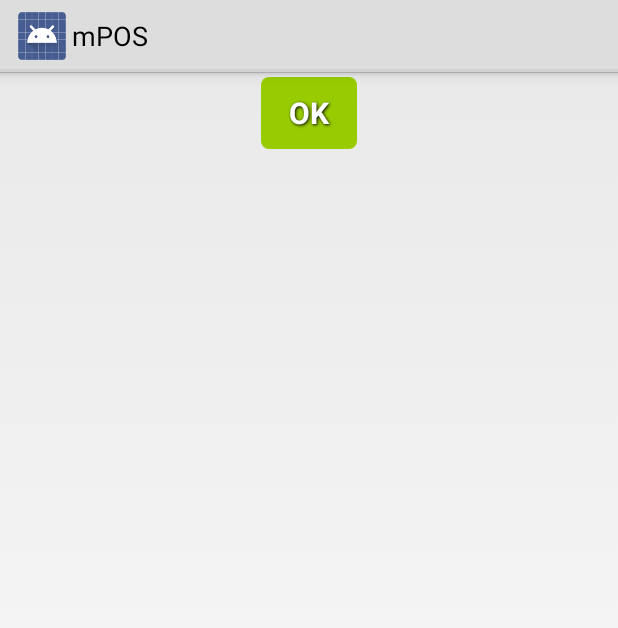
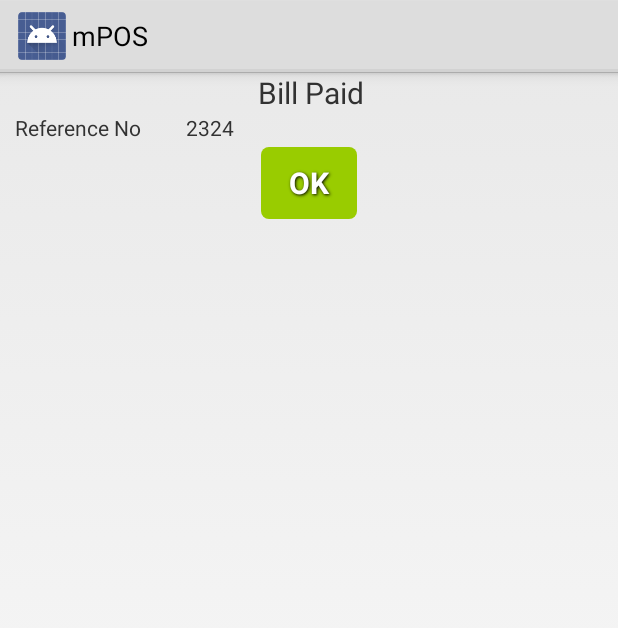
Before and after one commit to UdeeshaShehan/BSA2, an Android app: the layout notification.xml on its own in the app's theme, with its tools: preview values and no code run, on a phone screen of 412 x 824 dp. Shown: the top 628 px of the screen. Run offline under Robolectric (Android 15) with nearby library versions, the phone set to English and light mode, and no system bars.

Commit message:
minor change

```diff
--- a/app/src/main/java/com/example/usid/mpos/UI/ReportFragment.java
+++ b/app/src/main/java/com/example/usid/mpos/UI/ReportFragment.java
@@ -499,11 +499,13 @@ public class ReportFragment extends UpdatableFragment implements PriceCommunicat
 					final Dialog dialog1 = new Dialog(getActivity());
 					dialog1.requestWindowFeature(Window.FEATURE_NO_TITLE);
 					dialog1.setContentView(R.layout.notification);
-
+					TextView referenceNo = (TextView) dialog1.findViewById(R.id.refenrenceNo);
 					ListView listView = (ListView)dialog1.findViewById(R.id.list_bill_item);
 					final ListViewAdapter3 adapter = new ListViewAdapter3(getActivity(), arrayList);
 					listView.setAdapter(adapter);
 
+					int reference = (int)Math.abs(Math.random()%100000);
+					referenceNo.setText(reference+"");
 					Button ok = (Button) dialog1.findViewById(R.id.ok);
 
 
--- a/app/src/main/res/layout/notification.xml
+++ b/app/src/main/res/layout/notification.xml
@@ -5,8 +5,39 @@
     android:layout_height="wrap_content"
 
     >
+    <TextView
+        android:layout_width="match_parent"
+        android:layout_height="wrap_content"
+        android:text="Bill Paid"
+        android:textSize="20dp"
+        android:paddingLeft="1dip"
+        android:id="@+id/billpaid"
+        android:gravity="center"
+        />
+
+    <TextView
+        android:layout_below="@+id/billpaid"
+        android:layout_width="wrap_content"
+        android:layout_height="wrap_content"
+        android:text="Reference No"
+        android:paddingLeft="10dp"
+        android:id="@+id/refenrence"
+        />
+    <TextView
+        android:layout_width="wrap_content"
+        android:layout_height="wrap_content"
+        android:id="@+id/refenrenceNo"
+        android:text="2324"
+        android:paddingLeft="30dp"
+        android:layout_below="@id/billpaid"
+        android:layout_toRightOf="@id/refenrence"
+        />
+
+
+
 
     <ListView
+        android:layout_below="@+id/refenrence"
         android:id="@+id/list_bill_item"
         android:layout_width="match_parent"
         android:layout_height="wrap_content"></ListView>
```
